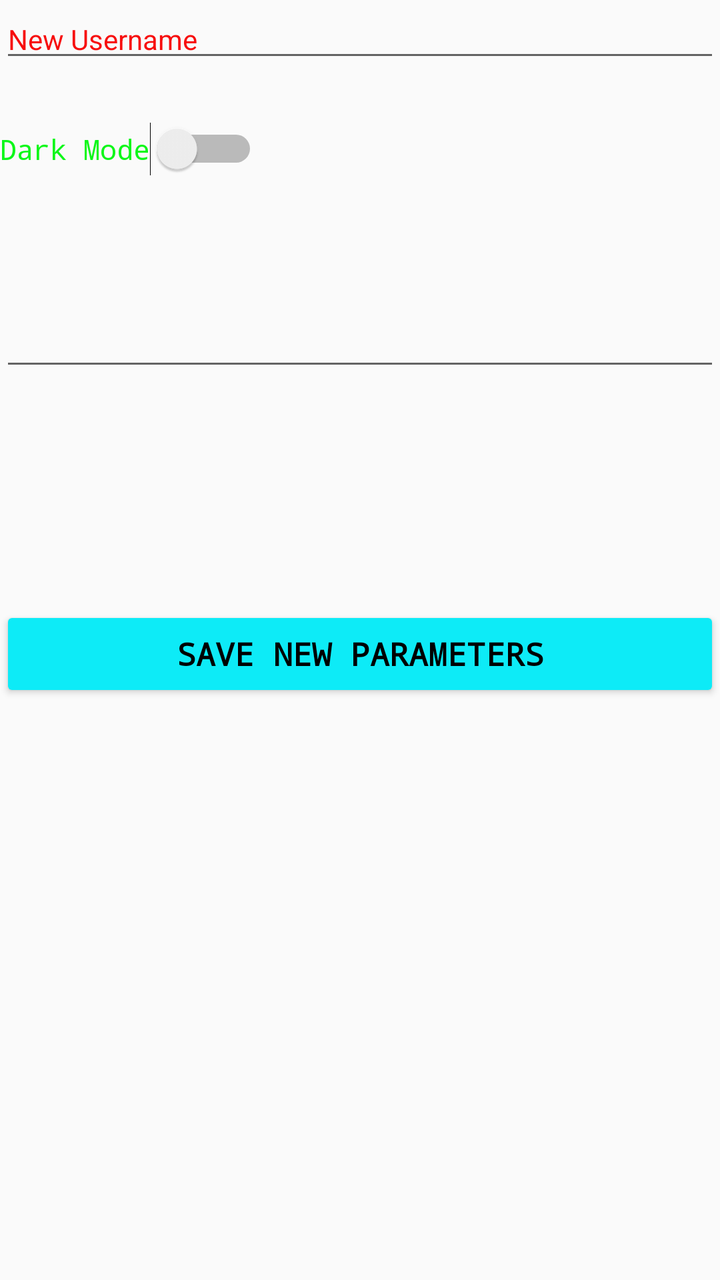
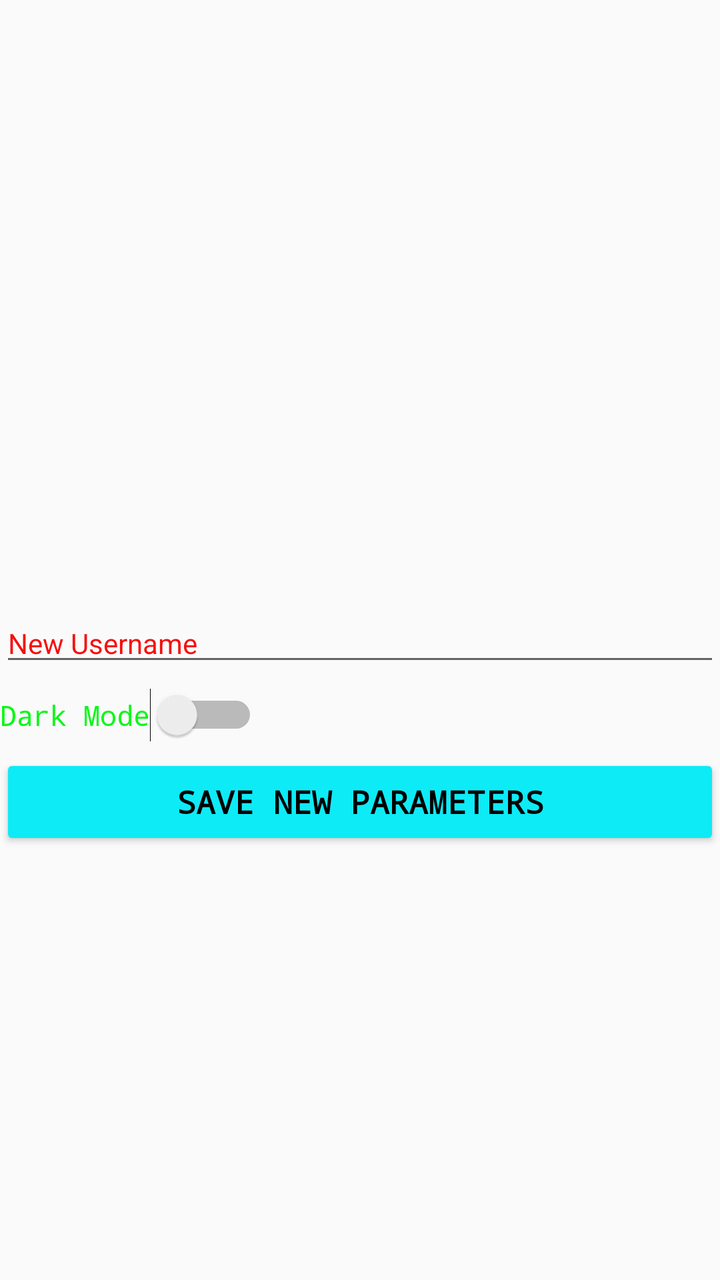

Compare the two renders of this Android layout. The source of the first and the diff that turns it into the second are given below.
<!-- AndroidManifest.xml: application theme Theme.PortfolioUpgraded -->
<!-- res/layout/settings_activity.xml -->
<?xml version="1.0" encoding="utf-8"?>
<androidx.constraintlayout.widget.ConstraintLayout xmlns:android="http://schemas.android.com/apk/res/android"
    xmlns:tools="http://schemas.android.com/tools"
    android:layout_width="match_parent"
    android:layout_height="match_parent"
    xmlns:app="http://schemas.android.com/apk/res-auto">


    <EditText
        android:id="@+id/textInputLayout"
        style="@style/Widget.MaterialComponents.TextInputLayout.OutlinedBox"
        android:layout_width="match_parent"
        android:layout_height="wrap_content"
        android:hint="New Username"
        android:textColorHint="@color/red"
        app:boxStrokeColor="@color/cyan"
        app:hintTextColor="@color/cyan"
        app:layout_constraintEnd_toEndOf="parent"
        app:layout_constraintStart_toStartOf="parent"
        app:layout_constraintTop_toTopOf="parent"
        app:startIconTint="@color/red"
        tools:ignore="MissingConstraints">

    </EditText>
    <Switch
        android:id="@+id/darkOrLight"
        android:layout_width="wrap_content"
        android:layout_height="wrap_content"
        android:backgroundTint="@color/black"
        android:checked="false"
        android:fontFamily="monospace"
        android:text="Dark Mode"
        android:textColor="@color/lime"
        app:layout_constraintBottom_toTopOf="@+id/newUsername"
        app:layout_constraintStart_toStartOf="parent"
        app:layout_constraintTop_toTopOf="parent"
        tools:ignore="UseSwitchCompatOrMaterialXml" />
                


    <Button
        android:id="@+id/savestuff"
        android:layout_width="match_parent"
        android:layout_height="wrap_content"
        android:layout_marginBottom="176dp"
        android:backgroundTint="@color/cyan"
        android:fontFamily="monospace"
        android:text="Save New Parameters"
        android:textColor="@color/black"
        app:layout_constraintTop_toBottomOf="@id/newUsername"
        android:textSize="16sp"
        android:textStyle="bold"
        app:layout_constraintBottom_toBottomOf="parent"
        app:layout_constraintEnd_toEndOf="parent"
        app:layout_constraintStart_toStartOf="parent" />

    <EditText
        android:id="@+id/newUsername"
        android:layout_width="match_parent"
        android:layout_height="wrap_content"
        android:inputType="textCapWords"
        android:textColor="@color/lime"
        app:layout_constraintBottom_toTopOf="@+id/savestuff"
        app:layout_constraintEnd_toEndOf="parent"
        app:layout_constraintStart_toStartOf="parent"
        app:layout_constraintTop_toBottomOf="@+id/textInputLayout" />


</androidx.constraintlayout.widget.ConstraintLayout>
<!-- resources referenced by this layout -->
<resources>
  <color name="black">#FF000000</color>
  <color name="cyan">#0DEBF7</color>
  <color name="lime">#0DF719</color>
  <color name="red">#F70D0D</color>
  <style name="Theme.PortfolioUpgraded" parent="Theme.AppCompat.DayNight.DarkActionBar">
          
          <item name="colorPrimary">@color/purple_500</item>
          <item name="colorPrimaryVariant">@color/purple_700</item>
          <item name="colorOnPrimary">@color/white</item>
  
          
          <item name="colorSecondary">@color/teal_200</item>
          <item name="colorSecondaryVariant">@color/teal_700</item>
          <item name="colorOnSecondary">@color/black</item>
          
          <item name="android:statusBarColor">?attr/colorPrimaryVariant</item>
          
  
  
      </style>
  <color name="purple_500">#FF6200EE</color>
  <color name="purple_700">#FF3700B3</color>
  <color name="white">#FFFFFFFF</color>
  <color name="teal_200">#FF03DAC5</color>
  <color name="teal_700">#FF018786</color>
</resources>

<!-- the commit's change to res/layout/settings_activity.xml (unified diff, before → after) -->
@@ -7,7 +7,7 @@
 
 
     <EditText
-        android:id="@+id/textInputLayout"
+        android:id="@+id/newUsername"
         style="@style/Widget.MaterialComponents.TextInputLayout.OutlinedBox"
         android:layout_width="match_parent"
         android:layout_height="wrap_content"
@@ -15,13 +15,16 @@
         android:textColorHint="@color/red"
         app:boxStrokeColor="@color/cyan"
         app:hintTextColor="@color/cyan"
+        app:layout_constraintBottom_toBottomOf="parent"
         app:layout_constraintEnd_toEndOf="parent"
+        app:layout_constraintHorizontal_bias="0.0"
         app:layout_constraintStart_toStartOf="parent"
         app:layout_constraintTop_toTopOf="parent"
         app:startIconTint="@color/red"
         tools:ignore="MissingConstraints">
 
     </EditText>
+
     <Switch
         android:id="@+id/darkOrLight"
         android:layout_width="wrap_content"
@@ -31,9 +34,9 @@
         android:fontFamily="monospace"
         android:text="Dark Mode"
         android:textColor="@color/lime"
-        app:layout_constraintBottom_toTopOf="@+id/newUsername"
+        app:layout_constraintBottom_toTopOf="@+id/savestuff"
         app:layout_constraintStart_toStartOf="parent"
-        app:layout_constraintTop_toTopOf="parent"
+        app:layout_constraintTop_toBottomOf="@+id/newUsername"
         tools:ignore="UseSwitchCompatOrMaterialXml" />
                 
 
@@ -54,16 +57,6 @@
         app:layout_constraintEnd_toEndOf="parent"
         app:layout_constraintStart_toStartOf="parent" />
 
-    <EditText
-        android:id="@+id/newUsername"
-        android:layout_width="match_parent"
-        android:layout_height="wrap_content"
-        android:inputType="textCapWords"
-        android:textColor="@color/lime"
-        app:layout_constraintBottom_toTopOf="@+id/savestuff"
-        app:layout_constraintEnd_toEndOf="parent"
-        app:layout_constraintStart_toStartOf="parent"
-        app:layout_constraintTop_toBottomOf="@+id/textInputLayout" />
 
 
 </androidx.constraintlayout.widget.ConstraintLayout>
